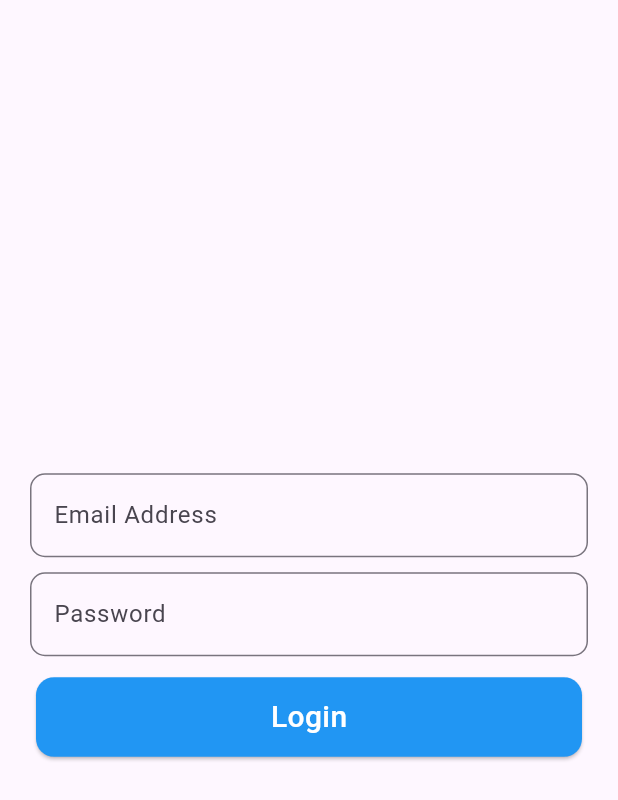
After one commit to mamunislammim/note_app-batch4, a Flutter app: the screen it shows after launch, on a phone screen of 412 x 824 dp. The commit adds this screen. Shown: the top 800 px of the screen. Run offline on Flutter 3.47's test engine with Material 3 defaults, Android fonts, the phone set to English and light mode, and no system bars; our stand-ins replace shared_preferences.

Commit message:
local database

```diff
--- /dev/null
+++ b/lib/database/user.dart
@@ -0,0 +1,6 @@
+class UserData {
+ static List<Map<String, dynamic>> user = [
+    {"id": 1010, "name": "MD. Mamun Islam", "phone": "01761810531", "email": "mamun@gmail.com", "password": "123@"},
+    {"id": 1011, "name": "MD. Masud Islam", "phone": "01761810530", "email": "masud@gmail.com", "password": "123@"},
+  ];
+}
--- a/lib/main.dart
+++ b/lib/main.dart
@@ -1,4 +1,5 @@
 import 'package:flutter/material.dart';
+import 'package:note_app/view/login/login.dart';
 import 'package:note_app/view/splash/splash.dart';
 
 void main(){
--- /dev/null
+++ b/lib/view/login/login.dart
@@ -0,0 +1,101 @@
+import 'dart:developer';
+
+import 'package:flutter/material.dart';
+import 'package:note_app/database/user.dart';
+import 'package:shared_preferences/shared_preferences.dart';
+import '../bottom/bottom.dart';
+
+class LoginScreen extends StatefulWidget {
+  const LoginScreen({super.key});
+
+  @override
+  State<LoginScreen> createState() => _LoginScreenState();
+}
+
+class _LoginScreenState extends State<LoginScreen> {
+  TextEditingController emailController = TextEditingController();
+  TextEditingController passController = TextEditingController();
+  @override
+  Widget build(BuildContext context) {
+    return Scaffold(
+      body: Center(
+        child: Padding(
+          padding: const EdgeInsets.symmetric(horizontal: 20, vertical: 10),
+          child: Column(
+            spacing: 10,
+            mainAxisAlignment: MainAxisAlignment.center,
+            children: [
+              TextField(
+                controller: emailController,
+                decoration: InputDecoration(
+                  labelText: "Email Address",
+                  border: OutlineInputBorder(borderRadius: BorderRadius.circular(10)),
+                ),
+              ),
+
+              TextField(
+                controller: passController,
+                decoration: InputDecoration(
+                  labelText: "Password",
+                  border: OutlineInputBorder(borderRadius: BorderRadius.circular(10)),
+                ),
+              ),
+
+              InkWell(
+                onTap: () async {
+                  if (emailController.text == "") {
+                    ScaffoldMessenger.of(context).showSnackBar(SnackBar(content: Text("Please Enter Email")));
+                  } else if (emailController.text == "") {
+                    ScaffoldMessenger.of(context).showSnackBar(SnackBar(content: Text("Please Enter Password")));
+                  }
+
+                  var a = UserData.user.where((v) => v['email'] == emailController.text && v['password'] == passController.text);
+                  if (a.isNotEmpty) {
+                    ScaffoldMessenger.of(context).showSnackBar(SnackBar(content: Text("Login Success")));
+                    final SharedPreferences p = await SharedPreferences.getInstance();
+                    await p.setBool('isLogin', true);
+                    // await p.getBool("isLogin");
+                    Navigator.pushReplacement(context, MaterialPageRoute(builder: (context) => BottomBar()));
+                  } else {
+                    ScaffoldMessenger.of(context).showSnackBar(SnackBar(content: Text("Wrong User or Password.")));
+                  }
+                },
+                child: Card(
+                  color: Colors.blue,
+                  child: Padding(
+                    padding: const EdgeInsets.all(12.0),
+                    child: Row(
+                      mainAxisAlignment: MainAxisAlignment.center,
+                      children: [
+                        Text(
+                          "Login",
+                          style: TextStyle(color: Colors.white, fontWeight: FontWeight.w500, fontSize: 20),
+                        ),
+                      ],
+                    ),
+                  ),
+                ),
+              ),
+
+              // ElevatedButton(
+              //   onPressed: () async {
+              //     final SharedPreferences p = await SharedPreferences.getInstance();
+              //     log("====SET=======");
+              //   },
+              //   child: Text("Set Data"),
+              // ),
+              // ElevatedButton(
+              //   onPressed: () async {
+              //     final SharedPreferences p = await SharedPreferences.getInstance();
+              //    var d =  p.getBool("isLogin");
+              //     log("=====GET==$d====");
+              //   },
+              //   child: Text("Get Data"),
+              // ),
+            ],
+          ),
+        ),
+      ),
+    );
+  }
+}
--- a/pubspec.yaml
+++ b/pubspec.yaml
@@ -14,6 +14,7 @@ dependencies:
 
   cupertino_icons: ^1.0.8
   persistent_bottom_nav_bar: ^6.2.1
+  shared_preferences: ^2.5.3
 
 dev_dependencies:
   flutter_test:
```
Also changed, not shown: lib/view/note/note.dart (+13 -0 lines), lib/view/splash/splash.dart (+10 -4 lines), pubspec.lock, 1 other file.
